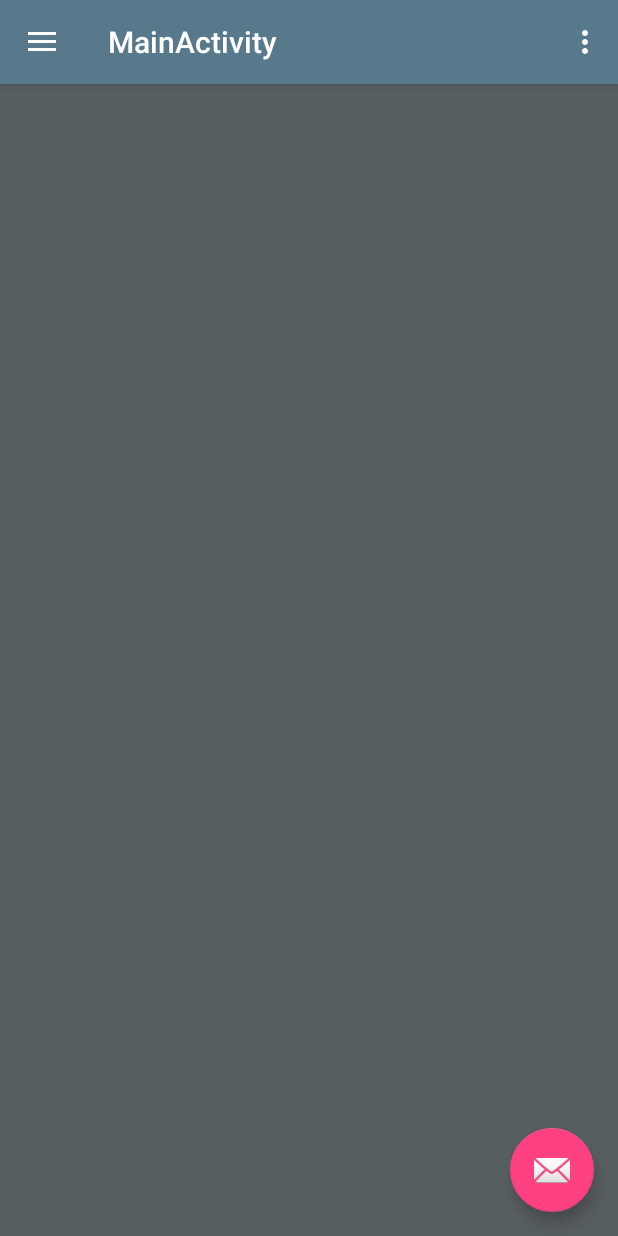
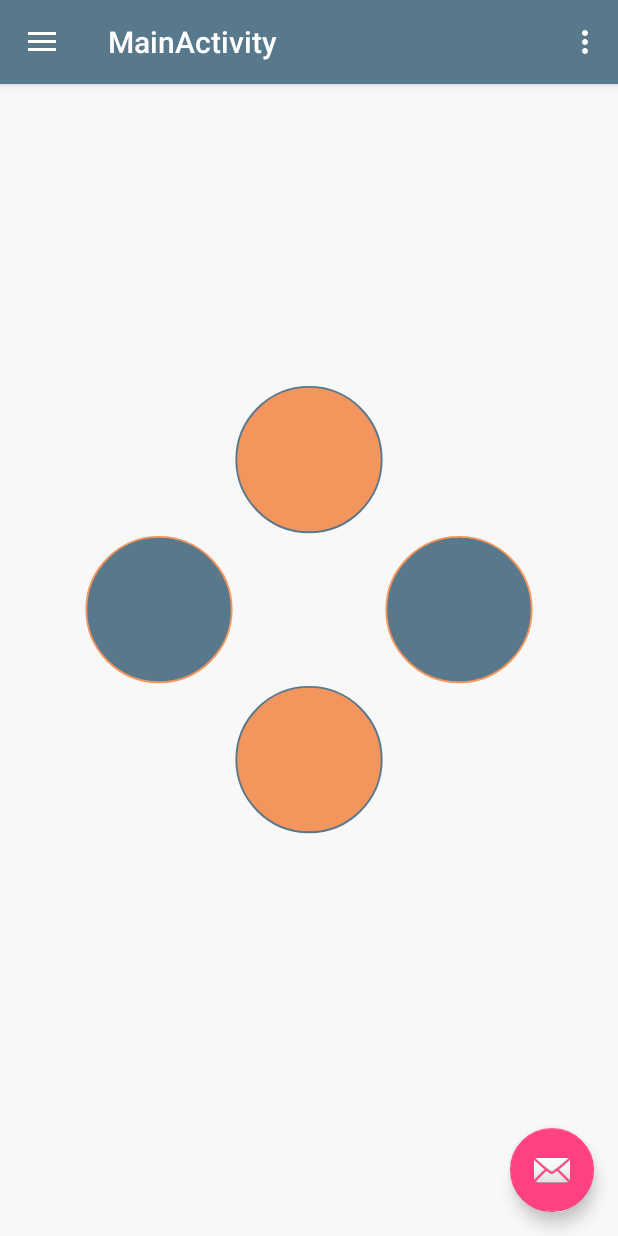
Before and after one commit to HarejJ/debtchecker, an Android app: the MainActivity screen opened directly, with no data from a screen before it, on a phone screen of 412 x 824 dp. Run offline under Robolectric (Android 15) with nearby library versions, the phone set to English and light mode, and no system bars.

Commit message:
dodani gumbi v main activity

```diff
--- /dev/null
+++ b/DebtChecker/app/src/main/res/drawable/ic_main_activity_button_blue.xml
@@ -0,0 +1,7 @@
+<vector android:height="24dp" android:viewportHeight="640.0"
+    android:viewportWidth="640.0" android:width="24dp" xmlns:android="http://schemas.android.com/apk/res/android">
+    <path android:fillAlpha="1" android:fillColor="#58788b" android:pathData="M630.1,322.6C630.1,493.8 491.2,632.7 320,632.7C148.8,632.7 9.9,493.8 9.9,322.6C9.9,151.5 148.8,12.5 320,12.5C491.2,12.5 630.1,151.5 630.1,322.6Z"/>
+    <path android:fillAlpha="0" android:fillColor="#FF000000"
+        android:pathData="M630.1,322.6C630.1,493.8 491.2,632.7 320,632.7C148.8,632.7 9.9,493.8 9.9,322.6C9.9,151.5 148.8,12.5 320,12.5C491.2,12.5 630.1,151.5 630.1,322.6Z"
+        android:strokeAlpha="1" android:strokeColor="#f3955d" android:strokeWidth="8"/>
+</vector>
--- /dev/null
+++ b/DebtChecker/app/src/main/res/drawable/ic_main_activity_button_orange.xml
@@ -0,0 +1,7 @@
+<vector android:height="24dp" android:viewportHeight="640.0"
+    android:viewportWidth="640.0" android:width="24dp" xmlns:android="http://schemas.android.com/apk/res/android">
+    <path android:fillAlpha="1" android:fillColor="#f3955d" android:pathData="M630.1,322.6C630.1,493.8 491.2,632.7 320,632.7C148.8,632.7 9.9,493.8 9.9,322.6C9.9,151.5 148.8,12.5 320,12.5C491.2,12.5 630.1,151.5 630.1,322.6Z"/>
+    <path android:fillAlpha="0" android:fillColor="#FF000000"
+        android:pathData="M630.1,322.6C630.1,493.8 491.2,632.7 320,632.7C148.8,632.7 9.9,493.8 9.9,322.6C9.9,151.5 148.8,12.5 320,12.5C491.2,12.5 630.1,151.5 630.1,322.6Z"
+        android:strokeAlpha="1" android:strokeColor="#58788b" android:strokeWidth="8"/>
+</vector>
--- /dev/null
+++ b/DebtChecker/app/src/main/res/drawable/ic_untitled_test.xml
@@ -0,0 +1,4 @@
+<vector android:height="24dp" android:viewportHeight="640.0"
+    android:viewportWidth="640.0" android:width="24dp" xmlns:android="http://schemas.android.com/apk/res/android">
+    <path android:fillAlpha="1" android:fillColor="#f3955d" android:pathData="M640,317.3C640,493 497.3,635.7 321.6,635.7C145.8,635.7 3.2,493 3.2,317.3C3.2,141.6 145.8,-1.1 321.6,-1.1C497.3,-1.1 640,141.6 640,317.3Z"/>
+</vector>
--- a/DebtChecker/app/src/main/res/layout/content_main.xml
+++ b/DebtChecker/app/src/main/res/layout/content_main.xml
@@ -1,12 +1,82 @@
 <?xml version="1.0" encoding="utf-8"?>
-<GridLayout xmlns:android="http://schemas.android.com/apk/res/android"
+<LinearLayout xmlns:android="http://schemas.android.com/apk/res/android"
     xmlns:app="http://schemas.android.com/apk/res-auto"
     xmlns:tools="http://schemas.android.com/tools"
     android:id="@+id/mainActivity_mainLayout"
-    android:background="@color/testColor"
     android:layout_width="match_parent"
     android:layout_height="match_parent"
+    android:background="@color/testColor"
+    android:gravity="center"
+    android:orientation="vertical"
     app:layout_behavior="@string/appbar_scrolling_view_behavior"
     tools:context="project.emp.fri.si.debtchecker.MainActivity"
     tools:showIn="@layout/app_bar_main">
-</GridLayout>
+
+    <LinearLayout
+        android:layout_width="match_parent"
+        android:layout_height="200dp"
+        android:orientation="vertical">
+
+    </LinearLayout>
+
+    <GridLayout
+        android:layout_width="wrap_content"
+        android:layout_height="match_parent"
+        android:layout_gravity="center_vertical|center_horizontal"
+        android:animationCache="false"
+        android:clickable="false"
+        android:clipChildren="false"
+        android:clipToPadding="false"
+        android:columnCount="3"
+        android:columnOrderPreserved="false"
+        android:rowCount="3"
+        android:useDefaultMargins="false"
+        tools:useDefaultMargins="false">
+
+        <Space
+            android:layout_width="wrap_content"
+            android:layout_height="wrap_content" />
+
+        <ImageView
+            android:id="@+id/imageView15"
+            android:layout_width="100dp"
+            android:layout_height="100dp"
+            app:srcCompat="@drawable/ic_main_activity_button_orange" />
+
+        <Space
+            android:layout_width="wrap_content"
+            android:layout_height="wrap_content" />
+
+        <ImageView
+            android:id="@+id/imageView17"
+            android:layout_width="100dp"
+            android:layout_height="100dp"
+            app:srcCompat="@drawable/ic_main_activity_button_blue" />
+
+        <Space
+            android:layout_width="wrap_content"
+            android:layout_height="wrap_content" />
+
+        <ImageView
+            android:id="@+id/imageView19"
+            android:layout_width="100dp"
+            android:layout_height="100dp"
+            app:srcCompat="@drawable/ic_main_activity_button_blue" />
+
+        <Space
+            android:layout_width="wrap_content"
+            android:layout_height="wrap_content" />
+
+        <ImageView
+            android:id="@+id/imageView22"
+            android:layout_width="100dp"
+            android:layout_height="100dp"
+            app:srcCompat="@drawable/ic_main_activity_button_orange" />
+
+        <Space
+            android:layout_width="wrap_content"
+            android:layout_height="wrap_content" />
+
+    </GridLayout>
+
+</LinearLayout>
--- a/DebtChecker/app/src/main/res/values/colors.xml
+++ b/DebtChecker/app/src/main/res/values/colors.xml
@@ -9,5 +9,5 @@
     <color name="colorAccent">#FF4081</color>
     <color name="colorNavigationBar">#575e62</color>
 
-    <color name="testColor">#575e62</color>
+    <color name="testColor">#f8f8f8</color>
 </resources>
--- a/DebtChecker/app/src/main/res/values/dimens.xml
+++ b/DebtChecker/app/src/main/res/values/dimens.xml
@@ -7,4 +7,6 @@
     <dimen name="text_margin">16dp</dimen>
     <dimen name="nav_header_vertical_spacing">8dp</dimen>
     <dimen name="nav_header_height">176dp</dimen>
+    <dimen name="margin_test">10dp</dimen>
+    <dimen name="margin_test_2">1dp</dimen>
 </resources>
```
